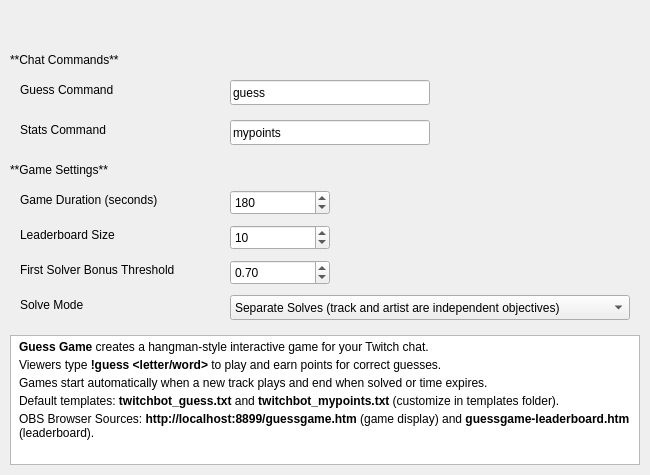
Before: the Qt Designer form nowplaying/resources/guessgame_1_basic_ui.ui in whatsnowplaying/whats-now-playing, drawn with Qt 5.
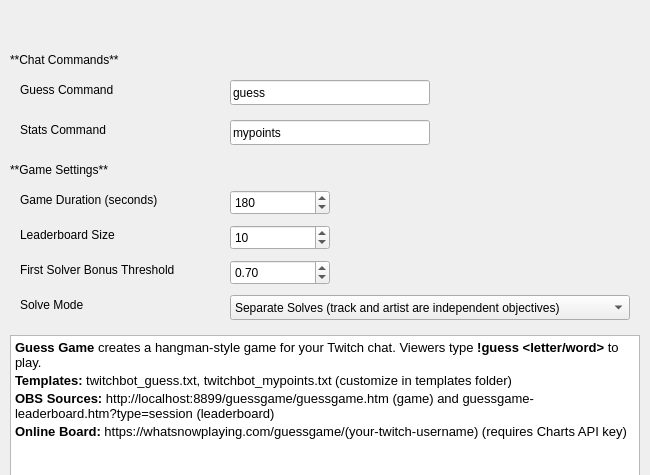
After: the same form once the commit is applied.

Commit message: Add a grace period after game end; cleanup UI (#1430)

```diff
--- a/nowplaying/resources/guessgame_1_basic_ui.ui
+++ b/nowplaying/resources/guessgame_1_basic_ui.ui
@@ -24,17 +24,17 @@
      <x>10</x>
      <y>10</y>
      <width>630</width>
-     <height>30</height>
+     <height>25</height>
     </rect>
    </property>
    <property name="text">
     <string></string>
    </property>
-   <property name="textFormat">
-    <enum>Qt::MarkdownText</enum>
+   <property name="styleSheet">
+    <string>color: #666;</string>
    </property>
    <property name="wordWrap">
-    <bool>true</bool>
+    <bool>false</bool>
    </property>
   </widget>
 
@@ -282,17 +282,16 @@
      <x>10</x>
      <y>335</y>
      <width>630</width>
-     <height>130</height>
+     <height>150</height>
     </rect>
    </property>
    <property name="html">
     <string>&lt;!DOCTYPE HTML PUBLIC &quot;-//W3C//DTD HTML 4.0//EN&quot; &quot;http://www.w3.org/TR/REC-html40/strict.dtd&quot;&gt;
-&lt;html&gt;&lt;head&gt;&lt;style type=&quot;text/css&quot;&gt;p { margin: 4px; }&lt;/style&gt;&lt;/head&gt;&lt;body&gt;
-&lt;p&gt;&lt;b&gt;Guess Game&lt;/b&gt; creates a hangman-style interactive game for your Twitch chat.&lt;/p&gt;
-&lt;p&gt;Viewers type &lt;b&gt;!guess &amp;lt;letter/word&amp;gt;&lt;/b&gt; to play and earn points for correct guesses.&lt;/p&gt;
-&lt;p&gt;Games start automatically when a new track plays and end when solved or time expires.&lt;/p&gt;
-&lt;p&gt;Default templates: &lt;b&gt;twitchbot_guess.txt&lt;/b&gt; and &lt;b&gt;twitchbot_mypoints.txt&lt;/b&gt; (customize in templates folder).&lt;/p&gt;
-&lt;p&gt;OBS Browser Sources: &lt;b&gt;http://localhost:8899/guessgame.htm&lt;/b&gt; (game display) and &lt;b&gt;guessgame-leaderboard.htm&lt;/b&gt; (leaderboard).&lt;/p&gt;
+&lt;html&gt;&lt;head&gt;&lt;style type=&quot;text/css&quot;&gt;p { margin: 3px 0; }&lt;/style&gt;&lt;/head&gt;&lt;body style=&quot;font-size: 10pt;&quot;&gt;
+&lt;p&gt;&lt;b&gt;Guess Game&lt;/b&gt; creates a hangman-style game for your Twitch chat. Viewers type &lt;b&gt;!guess &amp;lt;letter/word&amp;gt;&lt;/b&gt; to play.&lt;/p&gt;
+&lt;p&gt;&lt;b&gt;Templates:&lt;/b&gt; twitchbot_guess.txt, twitchbot_mypoints.txt (customize in templates folder)&lt;/p&gt;
+&lt;p&gt;&lt;b&gt;OBS Sources:&lt;/b&gt; http://localhost:8899/guessgame/guessgame.htm (game) and guessgame-leaderboard.htm?type=session (leaderboard)&lt;/p&gt;
+&lt;p&gt;&lt;b&gt;Online Board:&lt;/b&gt; https://whatsnowplaying.com/guessgame/(your-twitch-username) (requires Charts API key)&lt;/p&gt;
 &lt;/body&gt;&lt;/html&gt;</string>
    </property>
   </widget>
```
The commit also changes 5 other files.
